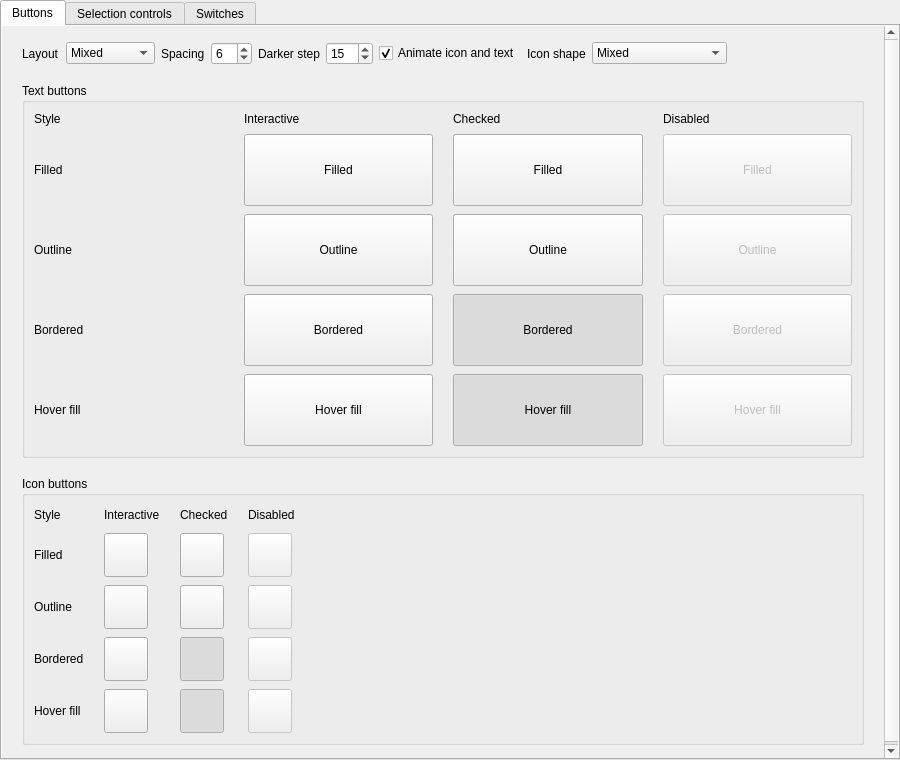
The window that examples/gallery.ui (daonvshu/qt-animated-widgets) describes before a commit, drawn with Qt 5.
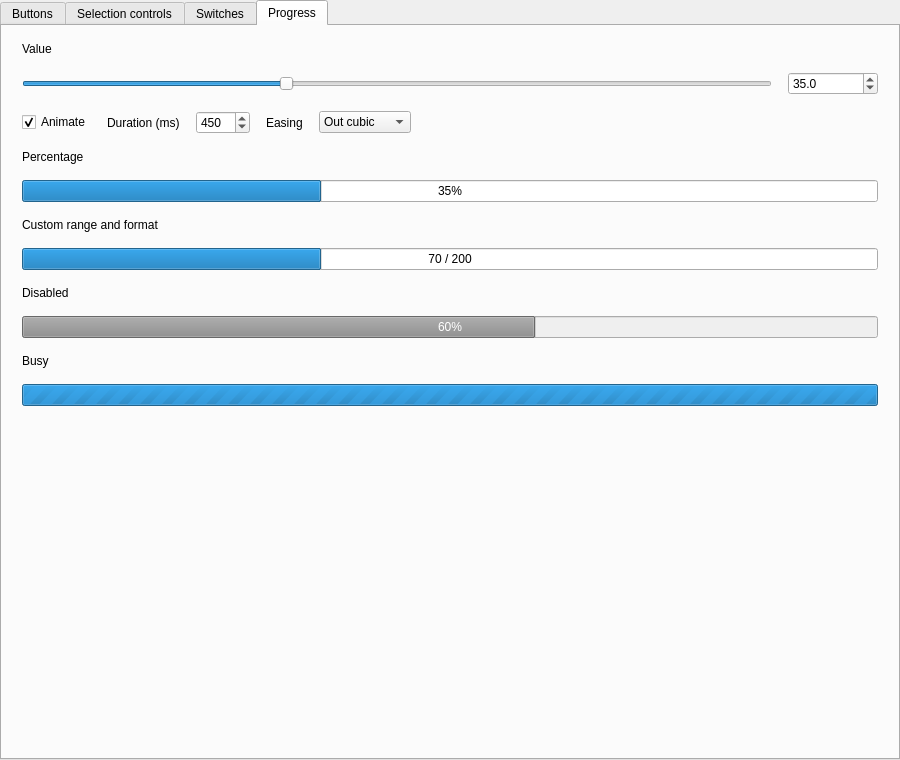
The same window after the commit. The open tabs and pages were chosen to show the change. Custom widgets are drawn as their Qt base class.

Commit message: feat: add animated progress bar

```diff
--- a/examples/gallery.ui
+++ b/examples/gallery.ui
@@ -172,6 +172,37 @@
        <item><spacer name="switchesContentSpacer"><property name="orientation"><enum>Qt::Vertical</enum></property><property name="sizeHint" stdset="0"><size><width>20</width><height>40</height></size></property></spacer></item>
       </layout>
      </widget>
+     <widget class="QWidget" name="progressPage">
+      <attribute name="title"><string>Progress</string></attribute>
+      <layout class="QVBoxLayout" name="progressPageLayout">
+       <property name="spacing"><number>16</number></property>
+       <property name="leftMargin"><number>20</number></property>
+       <property name="topMargin"><number>16</number></property>
+       <property name="rightMargin"><number>20</number></property>
+       <property name="bottomMargin"><number>16</number></property>
+       <item><widget class="QLabel" name="progressValueLabel"><property name="text"><string>Value</string></property></widget></item>
+       <item><layout class="QHBoxLayout" name="progressValueLayout"><item><widget class="QSlider" name="progressValueSlider"><property name="orientation"><enum>Qt::Horizontal</enum></property><property name="maximum"><number>100</number></property><property name="value"><number>35</number></property></widget></item><item><widget class="QDoubleSpinBox" name="progressValueSpin"><property name="minimumSize"><size><width>90</width><height>0</height></size></property><property name="decimals"><number>1</number></property><property name="maximum"><double>100.000000000000000</double></property><property name="singleStep"><double>0.100000000000000</double></property><property name="value"><double>35.000000000000000</double></property></widget></item></layout></item>
+       <item>
+        <layout class="QHBoxLayout" name="progressSettingsLayout">
+         <item><widget class="QCheckBox" name="progressAnimationCheck"><property name="text"><string>Animate</string></property><property name="checked"><bool>true</bool></property></widget></item>
+         <item><widget class="QLabel" name="progressDurationLabel"><property name="text"><string>Duration (ms)</string></property></widget></item>
+         <item><widget class="QSpinBox" name="progressDurationSpin"><property name="maximum"><number>3000</number></property><property name="singleStep"><number>50</number></property><property name="value"><number>450</number></property></widget></item>
+         <item><widget class="QLabel" name="progressCurveLabel"><property name="text"><string>Easing</string></property></widget></item>
+         <item><widget class="QComboBox" name="progressCurveCombo"><item><property name="text"><string>Out cubic</string></property></item><item><property name="text"><string>Linear</string></property></item><item><property name="text"><string>In-out cubic</string></property></item><item><property name="text"><string>Out quart</string></property></item></widget></item>
+         <item><spacer name="progressSettingsSpacer"><property name="orientation"><enum>Qt::Horizontal</enum></property><property name="sizeHint" stdset="0"><size><width>40</width><height>20</height></size></property></spacer></item>
+        </layout>
+       </item>
+       <item><widget class="QLabel" name="progressStandardLabel"><property name="text"><string>Percentage</string></property></widget></item>
+       <item><widget class="ProgressBar" name="progressStandard"><property name="value"><number>35</number></property></widget></item>
+       <item><widget class="QLabel" name="progressCountLabel"><property name="text"><string>Custom range and format</string></property></widget></item>
+       <item><widget class="ProgressBar" name="progressCount"><property name="maximum"><number>200</number></property><property name="value"><number>70</number></property><property name="format"><string>%v / %m</string></property><property name="trackColor"><color><red>231</red><green>236</green><blue>240</blue></color></property><property name="progressColor"><color><red>25</red><green>150</green><blue>121</blue></color></property><property name="borderColor"><color><red>175</red><green>187</green><blue>194</blue></color></property><property name="textColor"><color><red>35</red><green>47</green><blue>54</blue></color></property><property name="cornerRadius"><number>5</number></property></widget></item>
+       <item><widget class="QLabel" name="progressDisabledLabel"><property name="text"><string>Disabled</string></property></widget></item>
+       <item><widget class="ProgressBar" name="progressDisabled"><property name="value"><number>60</number></property><property name="enabled"><bool>false</bool></property></widget></item>
+       <item><widget class="QLabel" name="progressBusyLabel"><property name="text"><string>Busy</string></property></widget></item>
+       <item><widget class="ProgressBar" name="progressBusy"><property name="maximum"><number>0</number></property></widget></item>
+       <item><spacer name="progressContentSpacer"><property name="orientation"><enum>Qt::Vertical</enum></property><property name="sizeHint" stdset="0"><size><width>20</width><height>40</height></size></property></spacer></item>
+      </layout>
+     </widget>
     </widget>
    </item>
   </layout>
@@ -188,6 +219,7 @@
   <customwidget><class>RadioButton</class><extends>QRadioButton</extends><header>animatedwidgets/buttons/radiobutton.h</header></customwidget>
   <customwidget><class>CheckBox</class><extends>QCheckBox</extends><header>animatedwidgets/buttons/checkbox.h</header></customwidget>
   <customwidget><class>Switch</class><extends>QCheckBox</extends><header>animatedwidgets/switches/switch.h</header></customwidget>
+  <customwidget><class>ProgressBar</class><extends>QProgressBar</extends><header>animatedwidgets/progressbars/progressbar.h</header></customwidget>
  </customwidgets>
  <resources>
   <include location="resources/gallery.qrc"/>
```
The commit also changes 9 other files.
